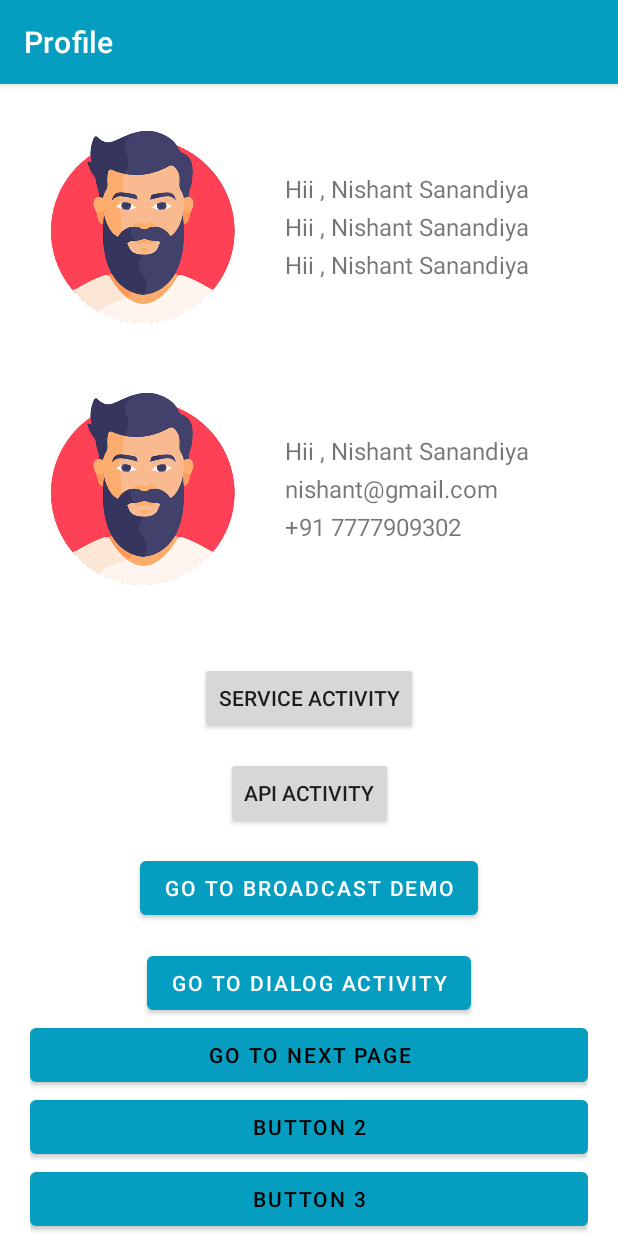
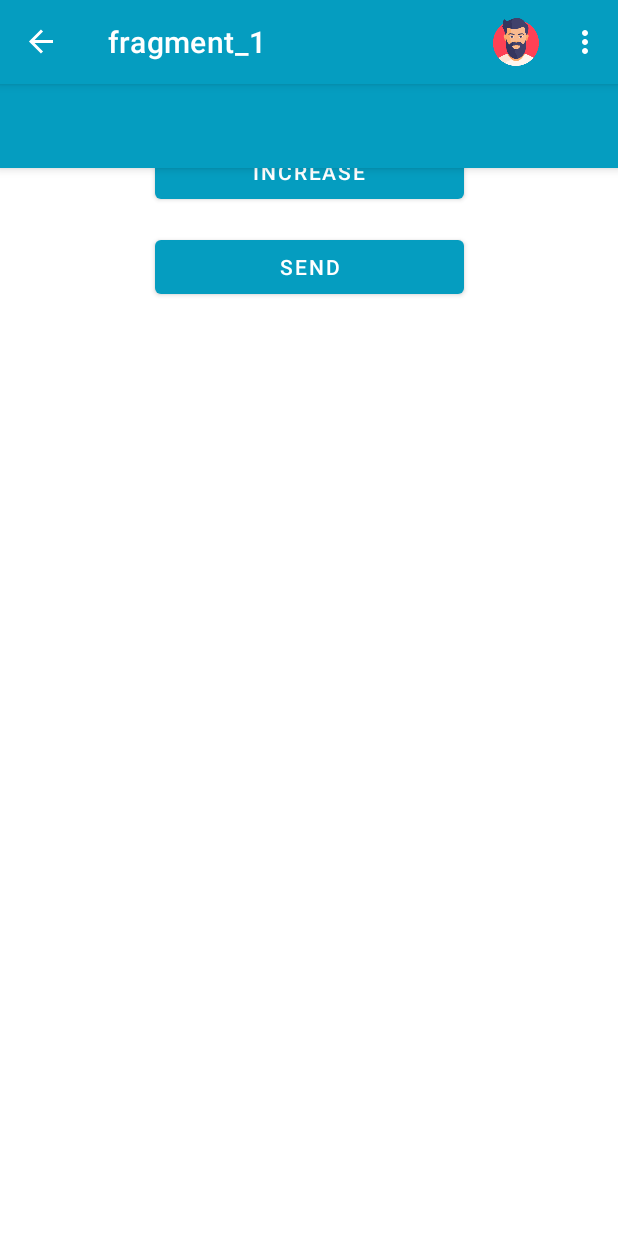
Before and after one commit to nishant-sanandiya/Android_UI_Demo, an Android app: the screen it shows after launch (MainActivity before the commit, Drawer after it), on a phone screen of 412 x 824 dp. Run offline under Robolectric (Android 15) with nearby library versions, the phone set to English and light mode, and no system bars; our stand-ins replace navigation-ui.

Commit message:
working on drawer navigation

```diff
--- /dev/null
+++ b/app/src/main/java/com/example/ui_demo/Activities/Drawer.kt
@@ -0,0 +1,69 @@
+package com.example.ui_demo.Activities
+
+import android.os.Bundle
+import android.view.Menu
+import androidx.appcompat.app.ActionBarDrawerToggle
+import androidx.appcompat.app.AppCompatActivity
+import androidx.appcompat.widget.Toolbar
+import androidx.drawerlayout.widget.DrawerLayout
+import androidx.navigation.findNavController
+import androidx.navigation.ui.AppBarConfiguration
+import androidx.navigation.ui.navigateUp
+import androidx.navigation.ui.setupActionBarWithNavController
+import androidx.navigation.ui.setupWithNavController
+import com.example.ui_demo.R
+import com.google.android.material.navigation.NavigationView
+
+
+class Drawer : AppCompatActivity(), BaseActivity {
+
+    lateinit var drawerLayout: DrawerLayout
+    private lateinit var navigationView: NavigationView
+    private lateinit var appBarConfiguration: AppBarConfiguration
+
+    override fun onCreate(savedInstanceState: Bundle?) {
+        super.onCreate(savedInstanceState)
+        setContentView(R.layout.activity_drawer)
+        uiBinding()
+        attachListners()
+        drawerUiBinding()
+        drawerAttachListeners()
+    }
+
+    private fun drawerUiBinding() {
+        supportActionBar?.setDisplayHomeAsUpEnabled(true)
+        appBarConfiguration = AppBarConfiguration(
+            setOf(
+                R.id.nav_camera, R.id.nav_gallery, R.id.nav_slideshow
+            ), drawerLayout
+        )
+        val navController = findNavController(R.id.nav_host_fragment_content_main)
+        setupActionBarWithNavController(navController, appBarConfiguration)
+        navigationView.setupWithNavController(navController)
+    }
+
+    private fun drawerAttachListeners() {
+    }
+
+    override fun uiBinding() {
+//        val toolbar = findViewById<Toolbar>(R.id.toolbar)
+//        this.setSupportActionBar(toolbar)
+        drawerLayout = findViewById(R.id.activity_drawer)
+        navigationView = findViewById(R.id.navView)
+    }
+
+    override fun attachListners() {
+
+    }
+
+    override fun onCreateOptionsMenu(menu: Menu): Boolean {
+        // Inflate the menu; this adds items to the action bar if it is present.
+        menuInflater.inflate(R.menu.custom_menu, menu)
+        return true
+    }
+
+    override fun onSupportNavigateUp(): Boolean {
+        val navController = findNavController(R.id.nav_host_fragment_content_main)
+        return navController.navigateUp(appBarConfiguration) || super.onSupportNavigateUp()
+    }
+}
--- a/app/src/main/res/layout/drawer_layout.xml
+++ b/app/src/main/res/layout/activity_drawer.xml
@@ -2,24 +2,25 @@
 <androidx.drawerlayout.widget.DrawerLayout xmlns:android="http://schemas.android.com/apk/res/android"
     xmlns:app="http://schemas.android.com/apk/res-auto"
     xmlns:tools="http://schemas.android.com/tools"
-    android:id="@+id/drawer_layout"
+    android:id="@+id/activity_drawer"
     android:layout_width="match_parent"
     android:layout_height="match_parent"
     android:fitsSystemWindows="true"
     tools:openDrawer="start">
 
     <include
+        android:id="@+id/app_bar_main"
         layout="@layout/app_bar_main"
         android:layout_width="match_parent"
         android:layout_height="match_parent" />
 
     <com.google.android.material.navigation.NavigationView
-        android:id="@+id/nav_view"
+        android:id="@+id/navView"
         android:layout_width="wrap_content"
         android:layout_height="match_parent"
         android:layout_gravity="start"
         android:fitsSystemWindows="true"
-        app:headerLayout="@layout/nav_header_main"
-        app:menu="@menu/activity_main_drawer" />
+        app:headerLayout="@layout/nav_header"
+        app:menu="@menu/nav_header_menu" />
 
 </androidx.drawerlayout.widget.DrawerLayout>
--- a/app/src/main/res/layout/app_bar_main.xml
+++ b/app/src/main/res/layout/app_bar_main.xml
@@ -1,33 +1,25 @@
 <?xml version="1.0" encoding="utf-8"?>
-<androidx.coordinatorlayout.widget.CoordinatorLayout xmlns:android="http://schemas.android.com/apk/res/android"
+<androidx.constraintlayout.widget.ConstraintLayout xmlns:android="http://schemas.android.com/apk/res/android"
     xmlns:app="http://schemas.android.com/apk/res-auto"
     xmlns:tools="http://schemas.android.com/tools"
     android:layout_width="match_parent"
     android:layout_height="match_parent"
-    tools:context="com.example.ui_demo.Activities.MainActivity">
+    tools:context=".Activities.Drawer">
 
     <com.google.android.material.appbar.AppBarLayout
         android:layout_width="match_parent"
         android:layout_height="wrap_content"
-   >
+        android:theme="@style/Theme.UI_Demo.AppBarOverlay"
+        tools:ignore="MissingConstraints">
 
         <androidx.appcompat.widget.Toolbar
             android:id="@+id/toolbar"
             android:layout_width="match_parent"
             android:layout_height="?attr/actionBarSize"
             android:background="?attr/colorPrimary"
-            />
-
+            app:popupTheme="@style/Theme.UI_Demo.PopupOverlay" />
     </com.google.android.material.appbar.AppBarLayout>
 
     <include layout="@layout/content_main" />
 
-    <com.google.android.material.floatingactionbutton.FloatingActionButton
-        android:id="@+id/fab"
-        android:layout_width="wrap_content"
-        android:layout_height="wrap_content"
-        android:layout_gravity="bottom|end"
-        android:layout_margin="@dimen/margin_20"
-        app:srcCompat="@android:drawable/ic_dialog_email" />
-
-</androidx.coordinatorlayout.widget.CoordinatorLayout>
+</androidx.constraintlayout.widget.ConstraintLayout>
--- a/app/src/main/res/layout/content_main.xml
+++ b/app/src/main/res/layout/content_main.xml
@@ -1,6 +1,22 @@
 <?xml version="1.0" encoding="utf-8"?>
-<androidx.constraintlayout.widget.ConstraintLayout xmlns:android="http://schemas.android.com/apk/res/android"
+<androidx.constraintlayout.widget.ConstraintLayout
+    xmlns:android="http://schemas.android.com/apk/res/android"
+    xmlns:app="http://schemas.android.com/apk/res-auto"
+    xmlns:tools="http://schemas.android.com/tools"
     android:layout_width="match_parent"
-    android:layout_height="match_parent">
+    android:layout_height="match_parent"
+    app:layout_behavior="@string/appbar_scrolling_view_behavior"
+    tools:showIn="@layout/app_bar_main">
+
+    <fragment
+        android:id="@+id/nav_host_fragment_content_main"
+        android:name="androidx.navigation.fragment.NavHostFragment"
+        android:layout_width="match_parent"
+        android:layout_height="match_parent"
+        app:defaultNavHost="true"
+        app:layout_constraintLeft_toLeftOf="parent"
+        app:layout_constraintRight_toRightOf="parent"
+        app:layout_constraintTop_toTopOf="parent"
+        app:navGraph="@navigation/drawer_navigation" />
 
 </androidx.constraintlayout.widget.ConstraintLayout>
--- /dev/null
+++ b/app/src/main/res/navigation/drawer_navigation.xml
@@ -0,0 +1,18 @@
+<?xml version="1.0" encoding="utf-8"?>
+<navigation xmlns:android="http://schemas.android.com/apk/res/android"
+    xmlns:app="http://schemas.android.com/apk/res-auto"
+    xmlns:tools="http://schemas.android.com/tools"
+    android:id="@+id/drawer_navigation"
+    app:startDestination="@id/fragment_1">
+
+    <fragment
+        android:id="@+id/fragment_1"
+        android:name="com.example.ui_demo.Fragments.fragment_1"
+        android:label="fragment_1"
+        tools:layout="@layout/fragment_1" />
+    <fragment
+        android:id="@+id/fragment_2"
+        android:name="com.example.ui_demo.Fragments.fragment_2"
+        android:label="fragment_2"
+        tools:layout="@layout/fragment_2" />
+</navigation>
--- /dev/null
+++ b/app/src/main/res/values/ids.xml
@@ -0,0 +1,4 @@
+<?xml version="1.0" encoding="utf-8"?>
+<resources>
+    <item name="toolbar" type="id" />
+</resources>
--- a/app/src/main/res/values/strings.xml
+++ b/app/src/main/res/values/strings.xml
@@ -63,4 +63,7 @@
     <string name="menu_gallery">Gallery</string>
     <string name="menu_slideshow">Slideshow</string>
     <string name="click_for_more">Click For More</string>
+    <string name="activity">Activity</string>
+    <string name="open">open</string>
+    <string name="close">close</string>
 </resources>
```
Also changed, not shown: app/src/main/AndroidManifest.xml (+19 -7 lines), app/src/main/res/layout/nav_header.xml (added, +8 -0 lines), app/src/main/res/layout/nav_header_main.xml (deleted, +0 -14 lines), app/src/main/res/menu/nav_header_menu.xml (renamed from app/src/main/res/menu/activity_main_drawer.xml).
